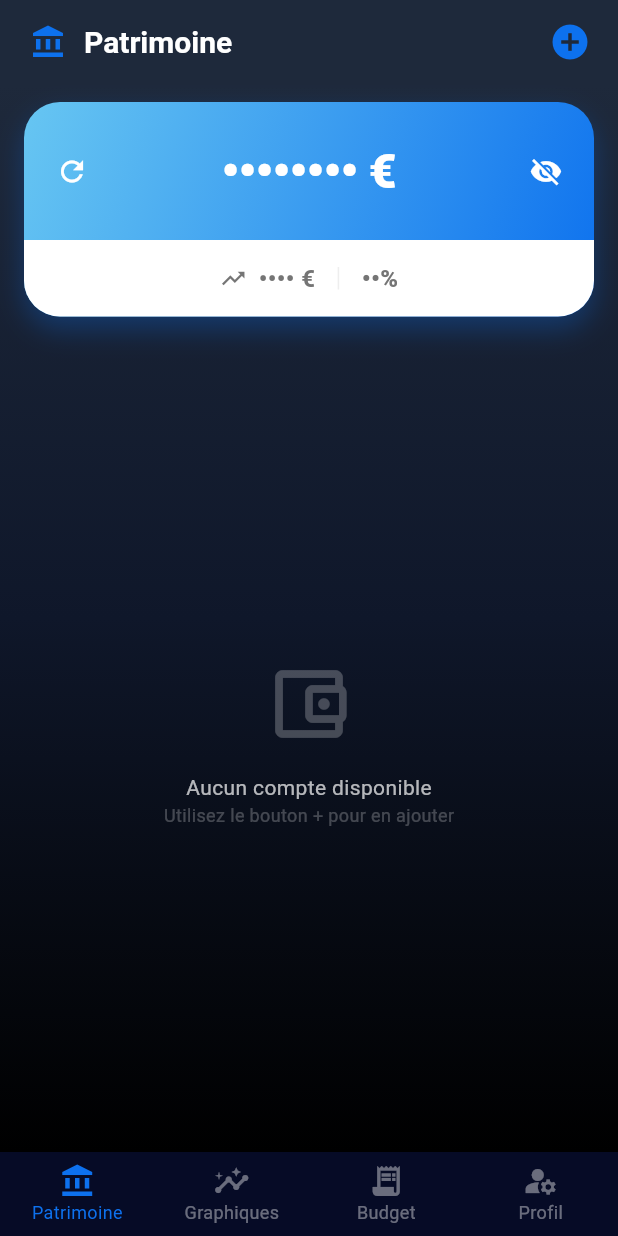
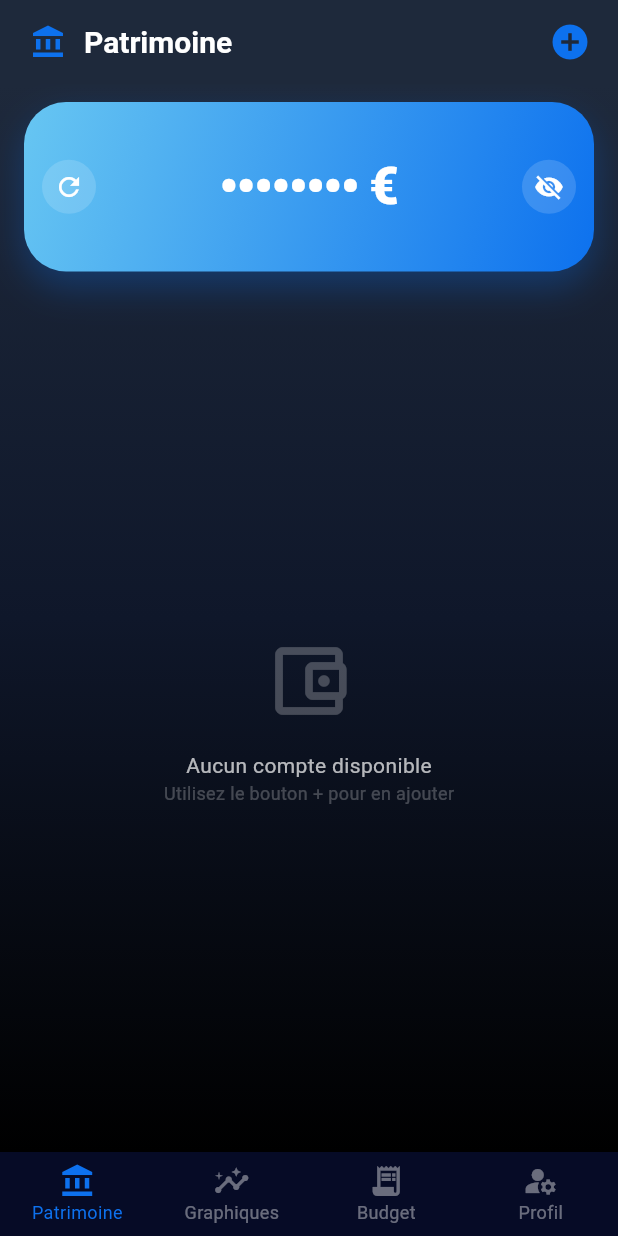
Before and after one commit to Lucasherfort/PatrimoineApp, a Flutter app: the screen it shows once a user with an empty profile is signed in, after a tap on the "visibility" icon, on a phone screen of 412 x 824 dp. Run offline on Flutter 3.47's test engine with Material 3 defaults, Android fonts, the phone set to English and light mode, and no system bars; our stand-ins replace fl_chart, package_info_plus, supabase_flutter; accounts and stored records are empty.

Commit message:
Mieux comme ça

```diff
--- a/lib/widgets/patrimoine/patrimoine_header.dart
+++ b/lib/widgets/patrimoine/patrimoine_header.dart
@@ -6,6 +6,7 @@ class PatrimoineHeader extends StatefulWidget {
   final double totalDepose;
   final double capitalOwned;
   final double patrimoineOwned;
+  final bool hasInvestments; // <--- Nouveau paramètre
   final VoidCallback? onRefresh;
 
   const PatrimoineHeader({
@@ -14,6 +15,7 @@ class PatrimoineHeader extends StatefulWidget {
     required this.totalDepose,
     required this.capitalOwned,
     required this.patrimoineOwned,
+    this.hasInvestments = true, // Par défaut à true pour ne pas tout casser ailleurs
     this.onRefresh,
   });
 
@@ -24,18 +26,14 @@ class PatrimoineHeader extends StatefulWidget {
 class _PatrimoineHeaderState extends State<PatrimoineHeader> {
   bool _isVisible = true;
 
-  // Tes couleurs de logo
   static const Color colorBlueSky = Color(0xFF67C6F2);
   static const Color colorBlueMain = Color(0xFF0D71EE);
-  static const Color colorGreenLogo = Color(0xFF2DB23A);
+  static const Color colorGreenFlash = Color(0xFF65E046);
   static const Color colorOrangeLogo = Color(0xFFD98006);
+  static const Color colorDarkBlue = Color(0xFF060B26);
 
   String _formatAmount(double amount) {
-    final formatter = NumberFormat.currency(
-      locale: 'fr_FR',
-      symbol: '',
-      decimalDigits: 2,
-    );
+    final formatter = NumberFormat.currency(locale: 'fr_FR', symbol: '', decimalDigits: 2);
     return formatter.format(amount).trim();
   }
 
@@ -47,108 +45,114 @@ class _PatrimoineHeaderState extends State<PatrimoineHeader> {
   }
 
   Color get _gainsColor {
-    if (_gains > 0) return colorGreenLogo;
+    if (_gains > 0) return colorGreenFlash;
     if (_gains < 0) return colorOrangeLogo;
-    return Colors.grey.shade600;
+    return Colors.white70;
   }
 
   @override
   Widget build(BuildContext context) {
+    final bool showGains = widget.hasInvestments && widget.totalDepose > 0;
+
     return Container(
       width: double.infinity,
       margin: const EdgeInsets.symmetric(horizontal: 16, vertical: 12),
       decoration: BoxDecoration(
-        // Utilisation de ton dégradé de logo
         gradient: const LinearGradient(
           colors: [colorBlueSky, colorBlueMain],
           begin: Alignment.topLeft,
           end: Alignment.bottomRight,
         ),
-        borderRadius: BorderRadius.circular(24),
+        // Si on cache les gains, on arrondit les 4 coins, sinon seulement le haut
+        borderRadius: BorderRadius.circular(28),
         boxShadow: [
           BoxShadow(
-            color: colorBlueMain.withOpacity(0.3),
-            blurRadius: 15,
-            offset: const Offset(0, 8),
+            color: colorBlueMain.withValues(alpha: 0.3),
+            blurRadius: 20,
+            offset: const Offset(0, 10),
           ),
         ],
       ),
       child: Column(
         children: [
-          // --- Montant Centré ---
+          // --- Section Montant ---
           Padding(
-            padding: const EdgeInsets.symmetric(vertical: 22, horizontal: 8),
+            padding: EdgeInsets.symmetric(
+              vertical: showGains ? 24 : 32, // Un peu plus d'air si c'est le seul élément
+              horizontal: 12,
+            ),
             child: Stack(
               alignment: Alignment.center,
               children: [
                 Align(
                   alignment: Alignment.centerLeft,
-                  child: IconButton(
-                    icon: const Icon(Icons.refresh, color: Colors.white, size: 22),
-                    onPressed: widget.onRefresh,
-                  ),
+                  child: _buildCircleAction(Icons.refresh, widget.onRefresh),
                 ),
                 AnimatedSwitcher(
-                  duration: const Duration(milliseconds: 200),
+                  duration: const Duration(milliseconds: 300),
                   child: Text(
-                    _isVisible
-                        ? "${_formatAmount(widget.patrimoineTotal)} €"
-                        : "•••••••• €",
+                    _isVisible ? "${_formatAmount(widget.patrimoineTotal)} €" : "•••••••• €",
                     key: ValueKey(_isVisible),
                     style: const TextStyle(
-                      fontSize: 32,
+                      fontSize: 34,
                       fontWeight: FontWeight.w900,
                       color: Colors.white,
-                      letterSpacing: -0.5,
+                      letterSpacing: -1,
                     ),
                   ),
                 ),
                 Align(
                   alignment: Alignment.centerRight,
-                  child: IconButton(
-                    icon: Icon(
+                  child: _buildCircleAction(
                     _isVisible ? Icons.visibility : Icons.visibility_off,
-                      color: Colors.white,
-                      size: 22,
-                    ),
-                    onPressed: () => setState(() => _isVisible = !_isVisible),
+                        () => setState(() => _isVisible = !_isVisible),
                   ),
                 ),
               ],
             ),
           ),
 
-          // --- Barre de Gains (Fond blanc pur pour faire ressortir ton vert) ---
+          // --- Section Gains conditionnelle ---
+          if (showGains)
             Container(
-            padding: const EdgeInsets.symmetric(horizontal: 24, vertical: 14),
-            decoration: const BoxDecoration(
-              color: Colors.white,
-              borderRadius: BorderRadius.vertical(bottom: Radius.circular(24)),
+              padding: const EdgeInsets.symmetric(horizontal: 20, vertical: 16),
+              decoration: BoxDecoration(
+                color: colorDarkBlue.withValues(alpha: 0.25),
+                borderRadius: const BorderRadius.vertical(bottom: Radius.circular(28)),
               ),
               child: Row(
                 mainAxisAlignment: MainAxisAlignment.center,
                 children: [
+                  Container(
+                    padding: const EdgeInsets.symmetric(horizontal: 12, vertical: 6),
+                    decoration: BoxDecoration(
+                      color: _gainsColor.withValues(alpha: 0.15),
+                      borderRadius: BorderRadius.circular(12),
+                    ),
+                    child: Row(
+                      children: [
                         Icon(
                           _gains >= 0 ? Icons.trending_up : Icons.trending_down,
-                  size: 18,
+                          size: 16,
                           color: _gainsColor,
                         ),
-                const SizedBox(width: 8),
+                        const SizedBox(width: 6),
                         Text(
                           _isVisible ? "${_gains >= 0 ? '+' : ''}${_formatAmount(_gains)} €" : "•••• €",
                           style: TextStyle(
-                    fontSize: 16,
+                            fontSize: 15,
                             fontWeight: FontWeight.bold,
                             color: _gainsColor,
                           ),
                         ),
-                const SizedBox(width: 15),
-                Container(width: 1, height: 15, color: Colors.grey.shade200),
-                const SizedBox(width: 15),
+                      ],
+                    ),
+                  ),
+                  const SizedBox(width: 12),
                   Text(
                     _isVisible ? "${_gainsPercentage >= 0 ? '+' : ''}${_gainsPercentage.toStringAsFixed(2)}%" : "••%",
                     style: TextStyle(
-                    fontSize: 16,
+                      fontSize: 18,
                       fontWeight: FontWeight.w900,
                       color: _gainsColor,
                     ),
@@ -160,4 +164,19 @@ class _PatrimoineHeaderState extends State<PatrimoineHeader> {
       ),
     );
   }
+
+  Widget _buildCircleAction(IconData icon, VoidCallback? onTap) {
+    return Material(
+      color: Colors.white.withValues(alpha: 0.15),
+      shape: const CircleBorder(),
+      child: InkWell(
+        onTap: onTap,
+        customBorder: const CircleBorder(),
+        child: Padding(
+          padding: const EdgeInsets.all(8),
+          child: Icon(icon, color: Colors.white, size: 20),
+        ),
+      ),
+    );
   }
+}
```
Lines whose indentation alone changed are shown as unchanged.
